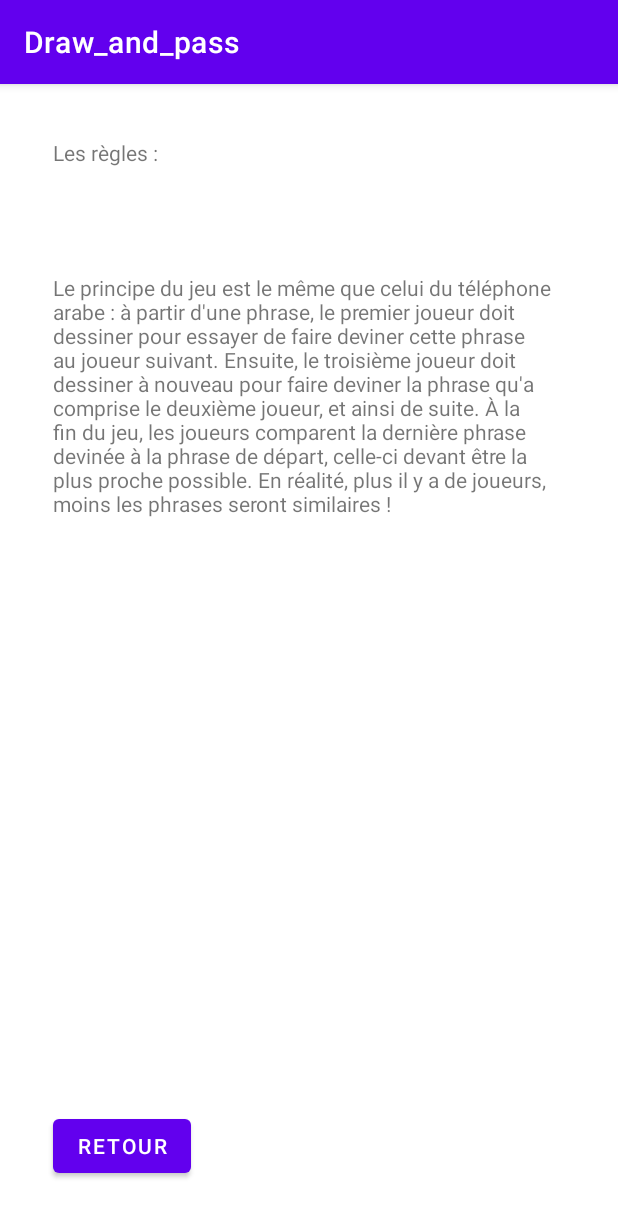
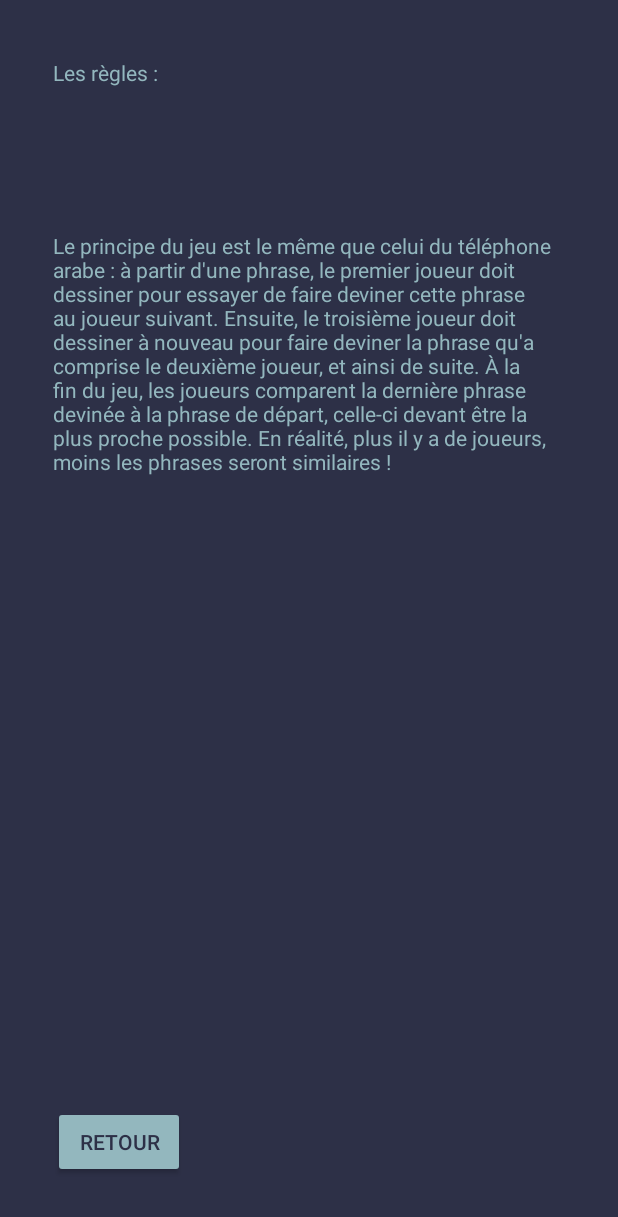
Before and after one commit to Akazolantin/Android_project_HEI4, an Android app: the Rules screen opened directly, with no data from a screen before it, on a phone screen of 412 x 824 dp. Shown: the top 1217 px of the screen. Run offline under Robolectric (Android 15) with nearby library versions, the phone set to English and light mode, and no system bars.

Commit message:
Couleurs Rules

```diff
--- a/app/src/main/java/com/example/draw_and_pass/Rules.java
+++ b/app/src/main/java/com/example/draw_and_pass/Rules.java
@@ -2,13 +2,14 @@ package com.example.draw_and_pass;
 
 import androidx.appcompat.app.AppCompatActivity;
 
+import android.app.Activity;
 import android.content.Intent;
 import android.os.Bundle;
 import android.view.View;
 import android.widget.Button;
 import android.widget.TextView;
 
-public class Rules extends AppCompatActivity {
+public class Rules extends Activity {
 
     private TextView mTest_rules;
     private TextView mTest_rules_title;
--- a/app/src/main/res/layout/activity_rules.xml
+++ b/app/src/main/res/layout/activity_rules.xml
@@ -4,7 +4,8 @@
     xmlns:tools="http://schemas.android.com/tools"
     android:layout_width="match_parent"
     android:layout_height="match_parent"
-    tools:context=".Rules">
+    tools:context=".Rules"
+    android:background="#2D3047">
 
     <TextView
         android:id="@+id/activity_Rules_textView"
@@ -14,7 +15,8 @@
         app:layout_constraintBottom_toBottomOf="parent"
         app:layout_constraintEnd_toEndOf="parent"
         app:layout_constraintStart_toStartOf="parent"
-        app:layout_constraintTop_toTopOf="parent" />
+        app:layout_constraintTop_toTopOf="parent"
+        android:textColor="#93B7BE" />
 
     <TextView
         android:id="@+id/activity_Rules_textView_Title"
@@ -26,7 +28,8 @@
         app:layout_constraintHorizontal_bias="0.154"
         app:layout_constraintStart_toStartOf="parent"
         app:layout_constraintTop_toTopOf="parent"
-        app:layout_constraintVertical_bias="0.049" />
+        app:layout_constraintVertical_bias="0.049"
+        android:textColor="#93B7BE"/>
 
     <Button
         android:id="@+id/activity_rule_button"
@@ -38,5 +41,7 @@
         app:layout_constraintHorizontal_bias="0.11"
         app:layout_constraintStart_toStartOf="parent"
         app:layout_constraintTop_toTopOf="parent"
-        app:layout_constraintVertical_bias="0.95" />
+        app:layout_constraintVertical_bias="0.95"
+        android:textColor="#2D3047"
+        android:backgroundTint="#93B7BE"/>
 </androidx.constraintlayout.widget.ConstraintLayout>
```
